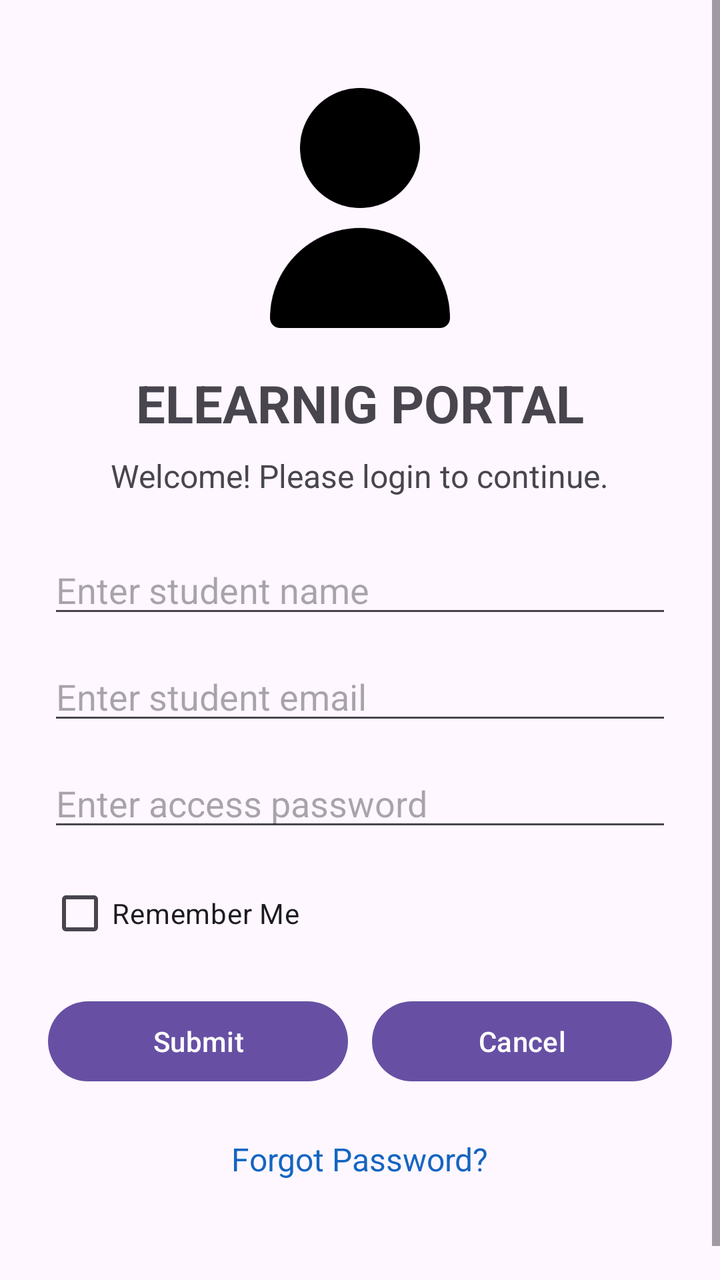
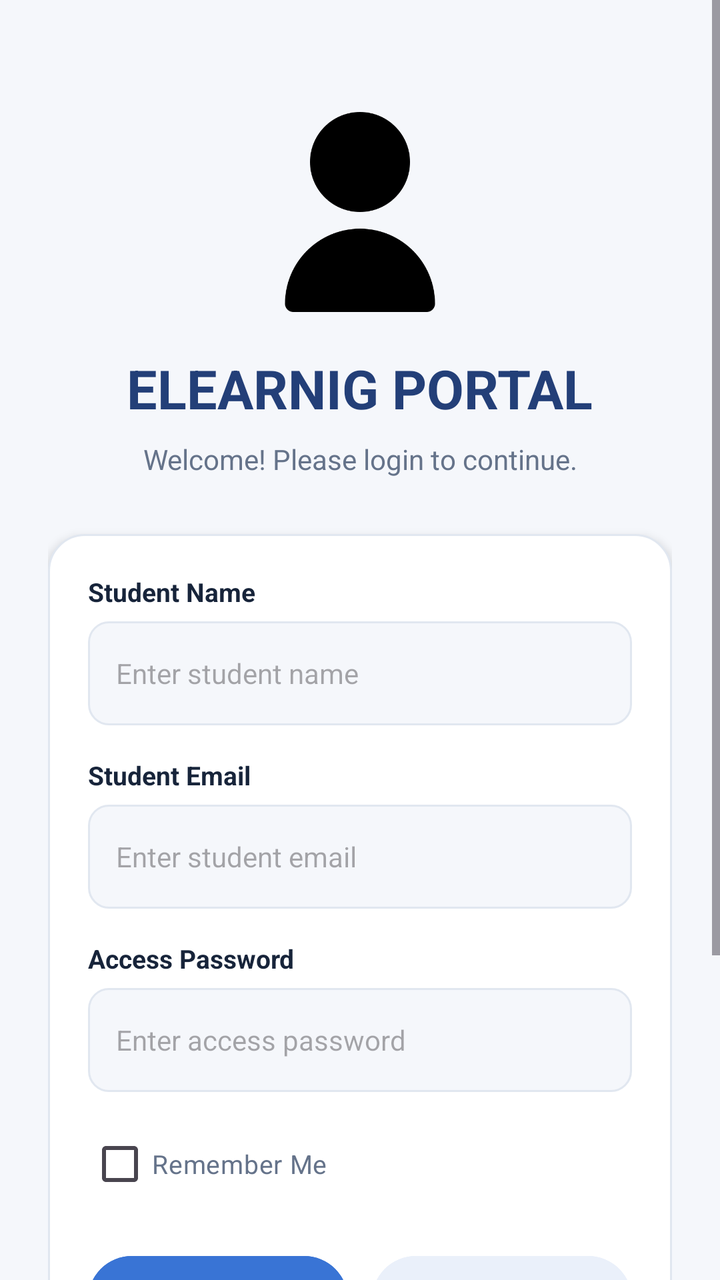

Screens rendered from an Android XML layout before and after an edit, with the pre-edit source and the edit as a unified diff.
<!-- AndroidManifest.xml: application theme Theme.ELearningPortal -->
<!-- res/layout/activity_login.xml -->
<?xml version="1.0" encoding="utf-8"?>
<ScrollView
    xmlns:android="http://schemas.android.com/apk/res/android"
    android:layout_width="match_parent"
    android:layout_height="match_parent"
    android:fillViewport="true">

    <LinearLayout
        android:layout_width="match_parent"
        android:layout_height="wrap_content"
        android:orientation="vertical"
        android:gravity="center_horizontal"
        android:padding="24dp">

        
        <ImageView
            android:id="@+id/schoolLogo"
            android:layout_width="120dp"
            android:layout_height="120dp"
            android:src="@drawable/studen"
            android:scaleType="fitCenter"
            android:contentDescription="@string/school_logo"
            android:layout_marginTop="20dp" />

        
        <TextView
            android:layout_width="wrap_content"
            android:layout_height="wrap_content"
            android:text="@string/elearnig_portal"
            android:textSize="26sp"
            android:textStyle="bold"
            android:layout_marginTop="20dp" />

        <TextView
            android:layout_width="wrap_content"
            android:layout_height="wrap_content"
            android:text="@string/welcome_please_login_to_continue"
            android:textSize="16sp"
            android:layout_marginTop="8dp"
            android:layout_marginBottom="24dp" />

        
        <EditText
            android:id="@+id/studentName"
            android:layout_width="match_parent"
            android:layout_height="wrap_content"
            android:hint="@string/enter_student_name"
            android:inputType="textPersonName"
            android:singleLine="true" />

        
        <EditText
            android:id="@+id/studentEmail"
            android:layout_width="match_parent"
            android:layout_height="wrap_content"
            android:hint="@string/enter_student_email"
            android:inputType="textEmailAddress"
            android:singleLine="true"
            android:layout_marginTop="12dp" />

        
        <EditText
            android:id="@+id/accessPassword"
            android:layout_width="match_parent"
            android:layout_height="wrap_content"
            android:hint="@string/enter_access_password"
            android:inputType="textPassword"
            android:singleLine="true"
            android:layout_marginTop="12dp" />

        
        <CheckBox
            android:id="@+id/rememberMe"
            android:layout_width="match_parent"
            android:layout_height="wrap_content"
            android:text="@string/remember_me"
            android:layout_marginTop="12dp" />

        
        <LinearLayout
            android:layout_width="match_parent"
            android:layout_height="wrap_content"
            android:orientation="horizontal"
            android:layout_marginTop="16dp">

            <Button
                android:id="@+id/submitButton"
                android:layout_width="0dp"
                android:layout_height="wrap_content"
                android:layout_weight="1"
                android:text="@string/submit" />

            <Button
                android:id="@+id/cancelButton"
                android:layout_width="0dp"
                android:layout_height="wrap_content"
                android:layout_weight="1"
                android:text="@string/cancel"
                android:layout_marginStart="12dp" />

        </LinearLayout>

        
        <TextView
            android:id="@+id/forgotPassword"
            android:layout_width="wrap_content"
            android:layout_height="wrap_content"
            android:text="@string/forgot_password"
            android:textColor="#1565C0"
            android:textSize="16sp"
            android:padding="12dp"
            android:clickable="true"
            android:focusable="true"
            android:layout_marginTop="12dp" />

        
        <ProgressBar
            android:id="@+id/loginProgress"
            style="?android:attr/progressBarStyle"
            android:layout_width="wrap_content"
            android:layout_height="wrap_content"
            android:visibility="gone"
            android:layout_marginTop="16dp" />

        
        <TextView
            android:id="@+id/statusMessage"
            android:layout_width="match_parent"
            android:layout_height="wrap_content"
            android:textSize="14sp"
            android:gravity="center"
            android:layout_marginTop="12dp" />

    </LinearLayout>

</ScrollView>
<!-- resources referenced by this layout -->
<resources>
  <!-- drawable studen: png bitmap (drawable, 9370 bytes) -->
  <string name="cancel">Cancel</string>
  <string name="elearnig_portal">ELEARNIG PORTAL</string>
  <string name="enter_access_password">Enter access password</string>
  <string name="enter_student_email">Enter student email</string>
  <string name="enter_student_name">Enter student name</string>
  <string name="forgot_password">Forgot Password?</string>
  <string name="remember_me">Remember Me</string>
  <string name="school_logo">School logo</string>
  <string name="submit">Submit</string>
  <string name="welcome_please_login_to_continue">Welcome! Please login to continue.</string>
  <style name="Theme.ELearningPortal" parent="Base.Theme.ELearningPortal" />
  <style name="Base.Theme.ELearningPortal" parent="Theme.Material3.DayNight.NoActionBar">
          
          
      </style>
</resources>

<!-- the commit's change to res/layout/activity_login.xml (unified diff, before → after) -->
@@ -3,7 +3,9 @@
     xmlns:android="http://schemas.android.com/apk/res/android"
     android:layout_width="match_parent"
     android:layout_height="match_parent"
-    android:fillViewport="true">
+    android:fillViewport="true"
+    android:background="@color/background"
+    android:overScrollMode="never">
 
     <LinearLayout
         android:layout_width="match_parent"
@@ -15,121 +17,196 @@
         
         <ImageView
             android:id="@+id/schoolLogo"
-            android:layout_width="120dp"
-            android:layout_height="120dp"
+            android:layout_width="100dp"
+            android:layout_height="100dp"
             android:src="@drawable/studen"
             android:scaleType="fitCenter"
             android:contentDescription="@string/school_logo"
-            android:layout_marginTop="20dp" />
+            android:layout_marginTop="32dp" />
 
         
         <TextView
             android:layout_width="wrap_content"
             android:layout_height="wrap_content"
             android:text="@string/elearnig_portal"
-            android:textSize="26sp"
+            android:textColor="@color/primary"
+            android:textSize="27sp"
             android:textStyle="bold"
+            android:fontFamily="sans"
             android:layout_marginTop="20dp" />
 
+        <TextView
+            android:layout_width="match_parent"
+            android:layout_height="wrap_content"
+            android:text="@string/welcome_please_login_to_continue"
+            android:textColor="@color/text_secondary"
+            android:textSize="14sp"
+            android:gravity="center"
+            android:layout_marginTop="8dp"
+            android:layout_marginBottom="28dp" />
+
+        
+        <LinearLayout
+            android:layout_width="match_parent"
+            android:layout_height="wrap_content"
+            android:orientation="vertical"
+            android:padding="20dp"
+            android:background="@drawable/bg_login_card"
+            android:elevation="3dp">
+
+            
+            <TextView
+                android:layout_width="wrap_content"
+                android:layout_height="wrap_content"
+                android:text="Student Name"
+                android:textColor="@color/text_primary"
+                android:textStyle="bold"
+                android:textSize="13sp"
+                android:layout_marginBottom="6dp"/>
+
+            <EditText
+                android:id="@+id/studentName"
+                android:layout_width="match_parent"
+                android:layout_height="52dp"
+                android:hint="@string/enter_student_name"
+                android:inputType="textPersonName"
+                android:singleLine="true"
+                android:paddingHorizontal="14dp"
+                android:textSize="14sp"
+                android:background="@drawable/bg_login_input"/>
+
+            
+            <TextView
+                android:layout_width="wrap_content"
+                android:layout_height="wrap_content"
+                android:text="Student Email"
+                android:textColor="@color/text_primary"
+                android:textStyle="bold"
+                android:textSize="13sp"
+                android:layout_marginTop="16dp"
+                android:layout_marginBottom="6dp"/>
+
+            <EditText
+                android:id="@+id/studentEmail"
+                android:layout_width="match_parent"
+                android:layout_height="52dp"
+                android:hint="@string/enter_student_email"
+                android:inputType="textEmailAddress"
+                android:singleLine="true"
+                android:paddingHorizontal="14dp"
+                android:textSize="14sp"
+                android:background="@drawable/bg_login_input"/>
+
+            
+            <TextView
+                android:layout_width="wrap_content"
+                android:layout_height="wrap_content"
+                android:text="Access Password"
+                android:textColor="@color/text_primary"
+                android:textStyle="bold"
+                android:textSize="13sp"
+                android:layout_marginTop="16dp"
+                android:layout_marginBottom="6dp"/>
+
+            <EditText
+                android:id="@+id/accessPassword"
+                android:layout_width="match_parent"
+                android:layout_height="52dp"
+                android:hint="@string/enter_access_password"
+                android:inputType="textPassword"
+                android:singleLine="true"
+                android:paddingHorizontal="14dp"
+                android:textSize="14sp"
+                android:background="@drawable/bg_login_input"/>
+
+            
+            <CheckBox
+                android:id="@+id/rememberMe"
+                android:layout_width="wrap_content"
+                android:layout_height="wrap_content"
+                android:text="@string/remember_me"
+                android:textColor="@color/text_secondary"
+                android:textSize="13sp"
+                android:layout_marginTop="12dp"/>
+
+            
+            <LinearLayout
+                android:layout_width="match_parent"
+                android:layout_height="wrap_content"
+                android:orientation="horizontal"
+                android:layout_marginTop="18dp">
+
+                <Button
+                    android:id="@+id/submitButton"
+                    android:layout_width="0dp"
+                    android:layout_height="52dp"
+                    android:layout_weight="1"
+                    android:text="@string/submit"
+                    android:textAllCaps="false"
+                    android:textStyle="bold"
+                    android:textColor="#FFFFFF"
+                    android:backgroundTint="@color/primary_button"/>
+
+                <Button
+                    android:id="@+id/cancelButton"
+                    android:layout_width="0dp"
+                    android:layout_height="52dp"
+                    android:layout_weight="1"
+                    android:layout_marginStart="12dp"
+                    android:text="@string/cancel"
+                    android:textAllCaps="false"
+                    android:textColor="@color/primary"
+                    android:backgroundTint="@color/soft_blue"/>
+
+            </LinearLayout>
+
+            
+            <TextView
+                android:id="@+id/forgotPassword"
+                android:layout_width="match_parent"
+                android:layout_height="wrap_content"
+                android:text="@string/forgot_password"
+                android:textColor="@color/primary_button"
+                android:textSize="14sp"
+                android:gravity="center"
+                android:padding="12dp"
+                android:clickable="true"
+                android:focusable="true"
+                android:layout_marginTop="8dp"/>
+
+            
+            <ProgressBar
+                android:id="@+id/loginProgress"
+                style="?android:attr/progressBarStyle"
+                android:layout_width="wrap_content"
+                android:layout_height="wrap_content"
+                android:indeterminateTint="@color/primary_button"
+                android:visibility="gone"
+                android:layout_gravity="center"
+                android:layout_marginTop="12dp"/>
+
+            
+            <TextView
+                android:id="@+id/statusMessage"
+                android:layout_width="match_parent"
+                android:layout_height="wrap_content"
+                android:textSize="13sp"
+                android:gravity="center"
+                android:textColor="@color/text_secondary"
+                android:layout_marginTop="10dp"/>
+
+        </LinearLayout>
+
+        
         <TextView
             android:layout_width="wrap_content"
             android:layout_height="wrap_content"
-            android:text="@string/welcome_please_login_to_continue"
-            android:textSize="16sp"
-            android:layout_marginTop="8dp"
-            android:layout_marginBottom="24dp" />
-
-        
-        <EditText
-            android:id="@+id/studentName"
-            android:layout_width="match_parent"
-            android:layout_height="wrap_content"
-            android:hint="@string/enter_student_name"
-            android:inputType="textPersonName"
-            android:singleLine="true" />
-
-        
-        <EditText
-            android:id="@+id/studentEmail"
-            android:layout_width="match_parent"
-            android:layout_height="wrap_content"
-            android:hint="@string/enter_student_email"
-            android:inputType="textEmailAddress"
-            android:singleLine="true"
-            android:layout_marginTop="12dp" />
-
-        
-        <EditText
-            android:id="@+id/accessPassword"
-            android:layout_width="match_parent"
-            android:layout_height="wrap_content"
-            android:hint="@string/enter_access_password"
-            android:inputType="textPassword"
-            android:singleLine="true"
-            android:layout_marginTop="12dp" />
-
-        
-        <CheckBox
-            android:id="@+id/rememberMe"
-            android:layout_width="match_parent"
-            android:layout_height="wrap_content"
-            android:text="@string/remember_me"
-            android:layout_marginTop="12dp" />
-
-        
-        <LinearLayout
-            android:layout_width="match_parent"
-            android:layout_height="wrap_content"
-            android:orientation="horizontal"
-            android:layout_marginTop="16dp">
-
-            <Button
-                android:id="@+id/submitButton"
-                android:layout_width="0dp"
-                android:layout_height="wrap_content"
-                android:layout_weight="1"
-                android:text="@string/submit" />
-
-            <Button
-                android:id="@+id/cancelButton"
-                android:layout_width="0dp"
-                android:layout_height="wrap_content"
-                android:layout_weight="1"
-                android:text="@string/cancel"
-                android:layout_marginStart="12dp" />
-
-        </LinearLayout>
-
-        
-        <TextView
-            android:id="@+id/forgotPassword"
-            android:layout_width="wrap_content"
-            android:layout_height="wrap_content"
-            android:text="@string/forgot_password"
-            android:textColor="#1565C0"
-            android:textSize="16sp"
-            android:padding="12dp"
-            android:clickable="true"
-            android:focusable="true"
-            android:layout_marginTop="12dp" />
-
-        
-        <ProgressBar
-            android:id="@+id/loginProgress"
-            style="?android:attr/progressBarStyle"
-            android:layout_width="wrap_content"
-            android:layout_height="wrap_content"
-            android:visibility="gone"
-            android:layout_marginTop="16dp" />
-
-        
-        <TextView
-            android:id="@+id/statusMessage"
-            android:layout_width="match_parent"
-            android:layout_height="wrap_content"
-            android:textSize="14sp"
-            android:gravity="center"
-            android:layout_marginTop="12dp" />
+            android:text="STUDENT PORTAL"
+            android:textColor="@color/text_secondary"
+            android:textSize="11sp"
+            android:letterSpacing="0.15"
+            android:layout_marginTop="24dp"
+            android:layout_marginBottom="20dp"/>
 
     </LinearLayout>
 
<!-- resource entries referenced after the edit -->
@@ -1,5 +1,39 @@
 <!-- resources referenced by this layout -->
 <resources>
+  <color name="background">#F5F7FB</color>
+  <color name="primary">#233F78</color>
+  <color name="primary_button">#3974D5</color>
+  <color name="soft_blue">#EAF0FA</color>
+  <color name="text_primary">#17243A</color>
+  <color name="text_secondary">#65738A</color>
+  <!-- drawable bg_login_card (drawable) -->
+  <?xml version="1.0" encoding="utf-8"?>
+  <shape xmlns:android="http://schemas.android.com/apk/res/android"
+      android:shape="rectangle">
+  
+      <solid android:color="@color/surface"/>
+  
+      <corners android:radius="18dp"/>
+  
+      <stroke
+          android:width="1dp"
+          android:color="@color/border"/>
+  
+  </shape>
+  <!-- drawable bg_login_input (drawable) -->
+  <?xml version="1.0" encoding="utf-8"?>
+  <shape xmlns:android="http://schemas.android.com/apk/res/android"
+      android:shape="rectangle">
+  
+      <solid android:color="@color/background"/>
+  
+      <corners android:radius="10dp"/>
+  
+      <stroke
+          android:width="1dp"
+          android:color="@color/border"/>
+  
+  </shape>
   <!-- drawable studen: png bitmap (drawable, 9370 bytes) -->
   <string name="cancel">Cancel</string>
   <string name="elearnig_portal">ELEARNIG PORTAL</string>
@@ -12,6 +46,8 @@
   <string name="submit">Submit</string>
   <string name="welcome_please_login_to_continue">Welcome! Please login to continue.</string>
   <style name="Theme.ELearningPortal" parent="Base.Theme.ELearningPortal" />
+  <color name="surface">#FFFFFF</color>
+  <color name="border">#E1E7F0</color>
   <style name="Base.Theme.ELearningPortal" parent="Theme.Material3.DayNight.NoActionBar">
           
           
